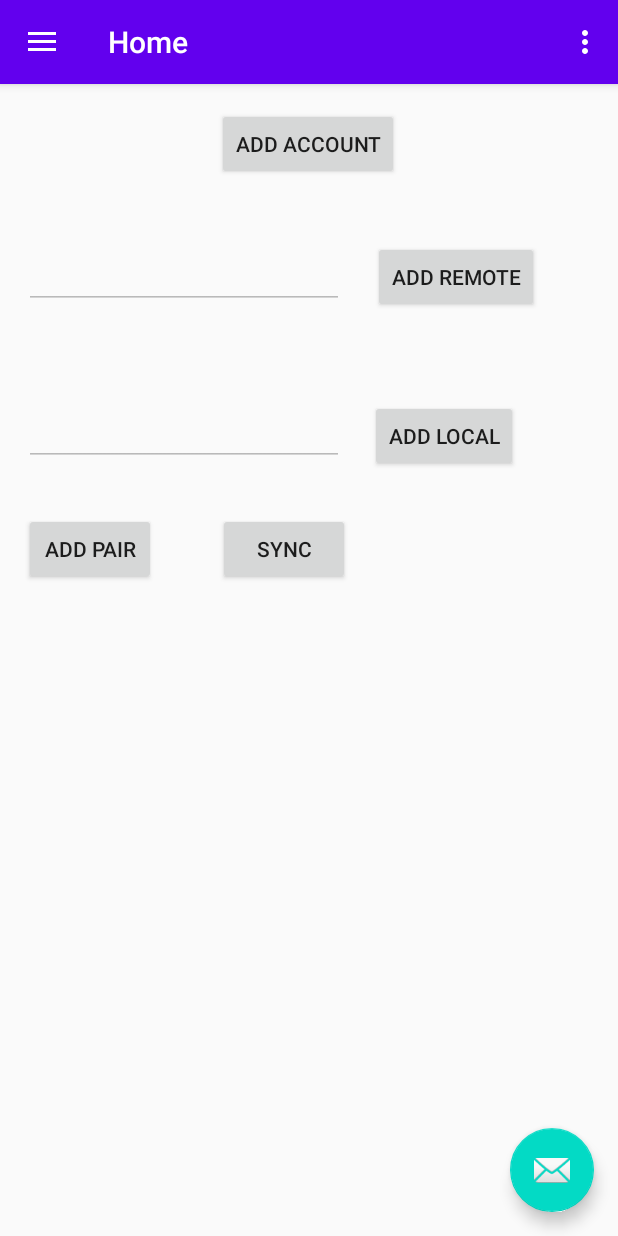
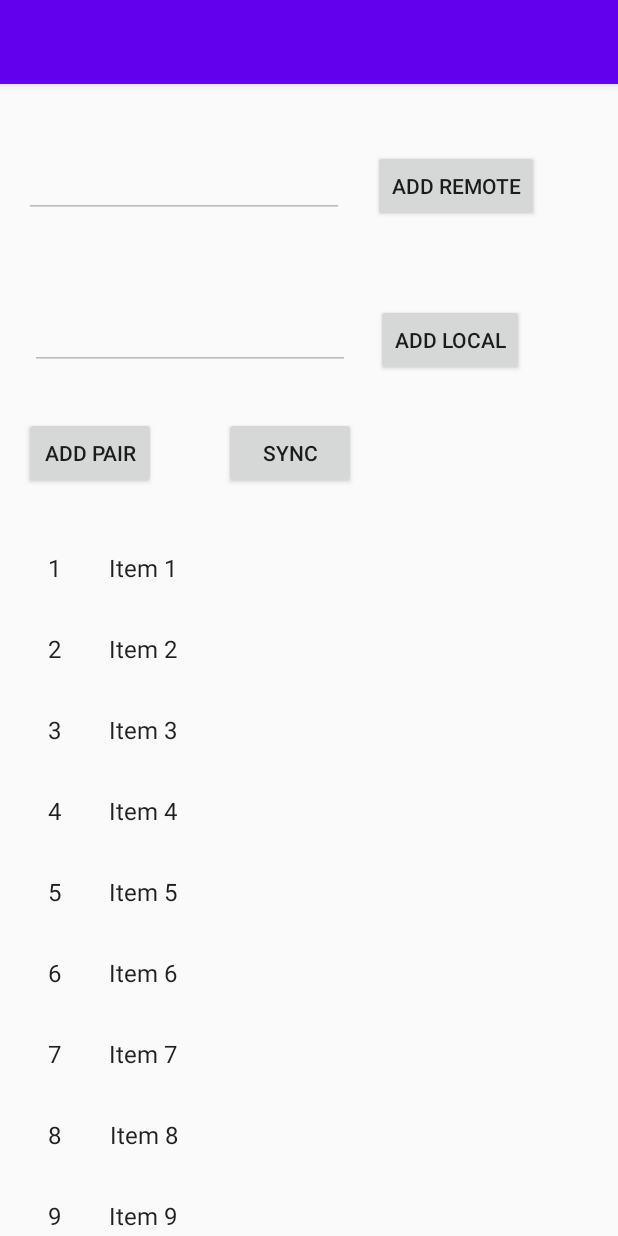
Before and after one commit to EduSFreitas/SyncFiles, an Android app: the screen it shows after launch (MainActivity), on a phone screen of 412 x 824 dp. Run offline under Robolectric (Android 15) with nearby library versions, the phone set to English and light mode, and no system bars; our stand-ins replace Room's generated code, Timber, navigation-ui; libraries missing offline, so code that uses them is left out: com.google.api.client, com.google.api.services; 3 statements that could not run were skipped.

Commit message:
Add a list for pairs of directories

```diff
--- a/app/build.gradle
+++ b/app/build.gradle
@@ -66,7 +66,8 @@ dependencies {
     // database
     def room_version = "2.2.5"
     implementation "androidx.room:room-runtime:$room_version"
-    kapt "androidx.room:room-compiler:$room_version" // For Kotlin use kapt instead of annotationProcessor
+    kapt "androidx.room:room-compiler:$room_version"
+    // For Kotlin use kapt instead of annotationProcessor
     // optional - Kotlin Extensions and Coroutines support for Room
     implementation "androidx.room:room-ktx:$room_version"
     // optional - RxJava support for Room
--- a/app/src/main/java/com/rafalk/syncfiles/FilesListFragment.kt
+++ b/app/src/main/java/com/rafalk/syncfiles/FilesListFragment.kt
@@ -36,6 +36,7 @@ class FilesListFragment : Fragment(), CoroutineScope by MainScope() {
     override fun onCreate(savedInstanceState: Bundle?) {
         super.onCreate(savedInstanceState)
         Timber.plant(Timber.DebugTree())
+        getGoogleDriveService()
     }
 
     override fun onCreateView(
@@ -43,7 +44,6 @@ class FilesListFragment : Fragment(), CoroutineScope by MainScope() {
         savedInstanceState: Bundle?
     ): View? {
         val view = inflater.inflate(R.layout.fragment_files_list, container, false)
-        getGoogleDriveService()
 
         // Set the adapter
         if (view is RecyclerView) {
--- a/app/src/main/java/com/rafalk/syncfiles/MainActivity.kt
+++ b/app/src/main/java/com/rafalk/syncfiles/MainActivity.kt
@@ -30,10 +30,12 @@ import com.google.api.services.drive.Drive
 import com.google.api.services.drive.DriveScopes
 import com.rafalk.syncfiles.database.AppDatabase
 import com.rafalk.syncfiles.database.DirsPair
+import com.rafalk.syncfiles.dummy.DummyContent
 import kotlinx.coroutines.*
 import timber.log.Timber
 
-class MainActivity : AppCompatActivity(), CoroutineScope by MainScope() {
+class MainActivity : AppCompatActivity(), CoroutineScope by MainScope(),
+    PairsListFragment.OnListFragmentInteractionListener {
 
     private lateinit var appBarConfiguration: AppBarConfiguration
     private lateinit var model: MainViewModel
@@ -68,32 +70,21 @@ class MainActivity : AppCompatActivity(), CoroutineScope by MainScope() {
         requestSignInToGoogleAccount()
 
         setContentView(R.layout.activity_main)
-        val toolbar: Toolbar = findViewById(R.id.toolbar)
-        setSupportActionBar(toolbar)
+//        val toolbar: Toolbar = findViewById(R.id.toolbar)
+//        setSupportActionBar(toolbar)
 
-        val fab: FloatingActionButton = findViewById(R.id.fab)
-        fab.setOnClickListener { view ->
-            Snackbar.make(view, "Replace with your own action", Snackbar.LENGTH_LONG)
-                .setAction("Action", null).show()
-        }
-        val drawerLayout: DrawerLayout = findViewById(R.id.drawer_layout)
-        val navView: NavigationView = findViewById(R.id.nav_view)
-        val navController = findNavController(R.id.nav_host_fragment)
-        // Passing each menu ID as a set of Ids because each
-        // menu should be considered as top level destinations.
-        appBarConfiguration = AppBarConfiguration(
-            setOf(
-                R.id.nav_home, R.id.nav_gallery, R.id.nav_slideshow
-            ), drawerLayout
-        )
-        setupActionBarWithNavController(navController, appBarConfiguration)
-        navView.setupWithNavController(navController)
-
-        val addAccountButton: Button = findViewById(R.id.add_account_button)
-        addAccountButton.setOnClickListener { view ->
-            Snackbar.make(view, "Elo", Snackbar.LENGTH_SHORT).show()
-            requestSignInToGoogleAccount()
-        }
+//        val drawerLayout: DrawerLayout = findViewById(R.id.drawer_layout)
+//        val navView: NavigationView = findViewById(R.id.nav_view)
+//        val navController = findNavController(R.id.nav_host_fragment)
+//        // Passing each menu ID as a set of Ids because each
+//        // menu should be considered as top level destinations.
+//        appBarConfiguration = AppBarConfiguration(
+//            setOf(
+//                R.id.nav_home, R.id.nav_gallery, R.id.nav_slideshow
+//            ), drawerLayout
+//        )
+//        setupActionBarWithNavController(navController, appBarConfiguration)
+//        navView.setupWithNavController(navController)
 
         val addDriveDirButton: Button = findViewById(R.id.add_remote_dir_button)
         addDriveDirButton.setOnClickListener {
@@ -153,10 +144,10 @@ class MainActivity : AppCompatActivity(), CoroutineScope by MainScope() {
         return true
     }
 
-    override fun onSupportNavigateUp(): Boolean {
-        val navController = findNavController(R.id.nav_host_fragment)
-        return navController.navigateUp(appBarConfiguration) || super.onSupportNavigateUp()
-    }
+//    override fun onSupportNavigateUp(): Boolean {
+//        val navController = findNavController(R.id.nav_host_fragment)
+//        return navController.navigateUp(appBarConfiguration) || super.onSupportNavigateUp()
+//    }
 
 
     override fun onActivityResult(requestCode: Int, resultCode: Int, result: Intent?) {
@@ -223,4 +214,9 @@ class MainActivity : AppCompatActivity(), CoroutineScope by MainScope() {
             .setApplicationName(getString(R.string.app_name))
             .build()
     }
+
+    override fun onListFragmentInteraction(item: DummyContent.DummyItem?) {
+
+
+    }
 }
--- /dev/null
+++ b/app/src/main/java/com/rafalk/syncfiles/MyPairRecyclerViewAdapter.kt
@@ -0,0 +1,63 @@
+package com.rafalk.syncfiles
+
+import androidx.recyclerview.widget.RecyclerView
+import android.view.LayoutInflater
+import android.view.View
+import android.view.ViewGroup
+import android.widget.TextView
+
+
+import com.rafalk.syncfiles.PairsListFragment.OnListFragmentInteractionListener
+import com.rafalk.syncfiles.dummy.DummyContent.DummyItem
+
+import kotlinx.android.synthetic.main.fragment_pair.view.*
+
+/**
+ * [RecyclerView.Adapter] that can display a [DummyItem] and makes a call to the
+ * specified [OnListFragmentInteractionListener].
+ * TODO: Replace the implementation with code for your data type.
+ */
+class MyPairRecyclerViewAdapter(
+    private val mValues: List<DummyItem>,
+    private val mListener: OnListFragmentInteractionListener?
+) : RecyclerView.Adapter<MyPairRecyclerViewAdapter.ViewHolder>() {
+
+    private val mOnClickListener: View.OnClickListener
+
+    init {
+        mOnClickListener = View.OnClickListener { v ->
+            val item = v.tag as DummyItem
+            // Notify the active callbacks interface (the activity, if the fragment is attached to
+            // one) that an item has been selected.
+            mListener?.onListFragmentInteraction(item)
+        }
+    }
+
+    override fun onCreateViewHolder(parent: ViewGroup, viewType: Int): ViewHolder {
+        val view = LayoutInflater.from(parent.context)
+            .inflate(R.layout.fragment_pair, parent, false)
+        return ViewHolder(view)
+    }
+
+    override fun onBindViewHolder(holder: ViewHolder, position: Int) {
+        val item = mValues[position]
+        holder.mIdView.text = item.id
+        holder.mContentView.text = item.content
+
+        with(holder.mView) {
+            tag = item
+            setOnClickListener(mOnClickListener)
+        }
+    }
+
+    override fun getItemCount(): Int = mValues.size
+
+    inner class ViewHolder(val mView: View) : RecyclerView.ViewHolder(mView) {
+        val mIdView: TextView = mView.item_number
+        val mContentView: TextView = mView.content
+
+        override fun toString(): String {
+            return super.toString() + " '" + mContentView.text + "'"
+        }
+    }
+}
--- /dev/null
+++ b/app/src/main/java/com/rafalk/syncfiles/PairsListFragment.kt
@@ -0,0 +1,99 @@
+package com.rafalk.syncfiles
+
+import android.content.Context
+import android.os.Bundle
+import androidx.fragment.app.Fragment
+import androidx.recyclerview.widget.GridLayoutManager
+import androidx.recyclerview.widget.LinearLayoutManager
+import androidx.recyclerview.widget.RecyclerView
+import android.view.LayoutInflater
+import android.view.View
+import android.view.ViewGroup
+
+import com.rafalk.syncfiles.dummy.DummyContent
+import com.rafalk.syncfiles.dummy.DummyContent.DummyItem
+
+/**
+ * A fragment representing a list of Items.
+ * Activities containing this fragment MUST implement the
+ * [PairsListFragment.OnListFragmentInteractionListener] interface.
+ */
+class PairsListFragment : Fragment() {
+
+    // TODO: Customize parameters
+    private var columnCount = 1
+
+    private var listener: OnListFragmentInteractionListener? = null
+
+    override fun onCreate(savedInstanceState: Bundle?) {
+        super.onCreate(savedInstanceState)
+
+        arguments?.let {
+            columnCount = it.getInt(ARG_COLUMN_COUNT)
+        }
+    }
+
+    override fun onCreateView(
+        inflater: LayoutInflater, container: ViewGroup?,
+        savedInstanceState: Bundle?
+    ): View? {
+        val view = inflater.inflate(R.layout.fragment_pair_list, container, false)
+
+        // Set the adapter
+        if (view is RecyclerView) {
+            with(view) {
+                layoutManager = when {
+                    columnCount <= 1 -> LinearLayoutManager(context)
+                    else -> GridLayoutManager(context, columnCount)
+                }
+                adapter = MyPairRecyclerViewAdapter(DummyContent.ITEMS, listener)
+            }
+        }
+        return view
+    }
+
+    override fun onAttach(context: Context) {
+        super.onAttach(context)
+        if (context is OnListFragmentInteractionListener) {
+            listener = context
+        } else {
+            throw RuntimeException(context.toString() + " must implement OnListFragmentInteractionListener")
+        }
+    }
+
+    override fun onDetach() {
+        super.onDetach()
+        listener = null
+    }
+
+    /**
+     * This interface must be implemented by activities that contain this
+     * fragment to allow an interaction in this fragment to be communicated
+     * to the activity and potentially other fragments contained in that
+     * activity.
+     *
+     *
+     * See the Android Training lesson
+     * [Communicating with Other Fragments](http://developer.android.com/training/basics/fragments/communicating.html)
+     * for more information.
+     */
+    interface OnListFragmentInteractionListener {
+        // TODO: Update argument type and name
+        fun onListFragmentInteraction(item: DummyItem?)
+    }
+
+    companion object {
+
+        // TODO: Customize parameter argument names
+        const val ARG_COLUMN_COUNT = "column-count"
+
+        // TODO: Customize parameter initialization
+        @JvmStatic
+        fun newInstance(columnCount: Int) =
+            PairsListFragment().apply {
+                arguments = Bundle().apply {
+                    putInt(ARG_COLUMN_COUNT, columnCount)
+                }
+            }
+    }
+}
--- /dev/null
+++ b/app/src/main/java/com/rafalk/syncfiles/dummy/DummyContent.kt
@@ -0,0 +1,57 @@
+package com.rafalk.syncfiles.dummy
+
+import java.util.ArrayList
+import java.util.HashMap
+
+/**
+ * Helper class for providing sample content for user interfaces created by
+ * Android template wizards.
+ *
+ * TODO: Replace all uses of this class before publishing your app.
+ */
+object DummyContent {
+
+    /**
+     * An array of sample (dummy) items.
+     */
+    val ITEMS: MutableList<DummyItem> = ArrayList()
+
+    /**
+     * A map of sample (dummy) items, by ID.
+     */
+    val ITEM_MAP: MutableMap<String, DummyItem> = HashMap()
+
+    private val COUNT = 25
+
+    init {
+        // Add some sample items.
+        for (i in 1..COUNT) {
+            addItem(createDummyItem(i))
+        }
+    }
+
+    private fun addItem(item: DummyItem) {
+        ITEMS.add(item)
+        ITEM_MAP.put(item.id, item)
+    }
+
+    private fun createDummyItem(position: Int): DummyItem {
+        return DummyItem(position.toString(), "Item " + position, makeDetails(position))
+    }
+
+    private fun makeDetails(position: Int): String {
+        val builder = StringBuilder()
+        builder.append("Details about Item: ").append(position)
+        for (i in 0..position - 1) {
+            builder.append("\nMore details information here.")
+        }
+        return builder.toString()
+    }
+
+    /**
+     * A dummy item representing a piece of content.
+     */
+    data class DummyItem(val id: String, val content: String, val details: String) {
+        override fun toString(): String = content
+    }
+}
--- a/app/src/main/res/layout/app_bar_main.xml
+++ b/app/src/main/res/layout/app_bar_main.xml
@@ -20,14 +20,6 @@
 
     </com.google.android.material.appbar.AppBarLayout>
 
-    <com.google.android.material.floatingactionbutton.FloatingActionButton
-        android:id="@+id/fab"
-        android:layout_width="wrap_content"
-        android:layout_height="wrap_content"
-        android:layout_gravity="bottom|end"
-        android:layout_margin="@dimen/fab_margin"
-        app:srcCompat="@android:drawable/ic_dialog_email" />
-
     <include layout="@layout/content_main" />
 
 </androidx.coordinatorlayout.widget.CoordinatorLayout>
--- a/app/src/main/res/layout/content_main.xml
+++ b/app/src/main/res/layout/content_main.xml
@@ -7,30 +7,6 @@
     app:layout_behavior="@string/appbar_scrolling_view_behavior"
     tools:showIn="@layout/app_bar_main">
 
-
-    <fragment
-        android:id="@+id/nav_host_fragment"
-        android:name="androidx.navigation.fragment.NavHostFragment"
-        android:layout_width="match_parent"
-        android:layout_height="match_parent"
-        app:defaultNavHost="true"
-        app:layout_constraintHorizontal_bias="0.0"
-        app:layout_constraintLeft_toLeftOf="parent"
-        app:layout_constraintRight_toRightOf="parent"
-        app:layout_constraintTop_toTopOf="parent"
-        app:navGraph="@navigation/mobile_navigation" />
-
-    <Button
-        android:id="@+id/add_account_button"
-        android:layout_width="wrap_content"
-        android:layout_height="wrap_content"
-        android:layout_marginTop="16dp"
-        android:text="@string/add_account"
-        app:layout_constraintEnd_toEndOf="parent"
-        app:layout_constraintHorizontal_bias="0.498"
-        app:layout_constraintStart_toStartOf="parent"
-        app:layout_constraintTop_toTopOf="parent" />
-
     <EditText
         android:id="@+id/remote_dir_text"
         android:layout_width="wrap_content"
@@ -38,12 +14,13 @@
         android:layout_marginStart="16dp"
         android:ems="10"
         android:enabled="false"
+        android:focusable="false"
         android:importantForAutofill="no"
         android:inputType="textPersonName"
         app:layout_constraintBottom_toBottomOf="parent"
         app:layout_constraintStart_toStartOf="parent"
         app:layout_constraintTop_toTopOf="parent"
-        app:layout_constraintVertical_bias="0.145" />
+        app:layout_constraintVertical_bias="0.061" />
 
     <Button
         android:id="@+id/add_remote_dir_button"
@@ -58,15 +35,16 @@
         android:id="@+id/local_dir_text"
         android:layout_width="wrap_content"
         android:layout_height="wrap_content"
-        android:layout_marginStart="16dp"
+        android:layout_marginStart="20dp"
         android:ems="10"
         android:enabled="false"
+        android:focusable="false"
         android:importantForAutofill="no"
         android:inputType="textPersonName"
         app:layout_constraintBottom_toBottomOf="parent"
         app:layout_constraintStart_toStartOf="parent"
         app:layout_constraintTop_toTopOf="parent"
-        app:layout_constraintVertical_bias="0.29" />
+        app:layout_constraintVertical_bias="0.201" />
 
     <Button
         android:id="@+id/add_local_dir_button"
@@ -97,4 +75,25 @@
         app:layout_constraintBaseline_toBaselineOf="@+id/sync_button"
         app:layout_constraintStart_toStartOf="parent" />
 
+    <fragment
+        android:id="@+id/fragment2"
+        android:name="com.rafalk.syncfiles.PairsListFragment"
+        android:layout_width="wrap_content"
+        android:layout_height="wrap_content"
+        android:layout_marginStart="16dp"
+        android:layout_marginTop="25dp"
+        app:layout_constraintStart_toStartOf="parent"
+        app:layout_constraintTop_toBottomOf="@+id/add_pair" />
+    <!--    <fragment-->
+    <!--        android:id="@+id/nav_host_fragment"-->
+    <!--        android:name="androidx.navigation.fragment.NavHostFragment"-->
+    <!--        android:layout_width="match_parent"-->
+    <!--        android:layout_height="match_parent"-->
+    <!--        app:defaultNavHost="true"-->
+    <!--        app:layout_constraintHorizontal_bias="0.0"-->
+    <!--        app:layout_constraintLeft_toLeftOf="parent"-->
+    <!--        app:layout_constraintRight_toRightOf="parent"-->
+    <!--        app:layout_constraintTop_toTopOf="parent"-->
+    <!--        app:navGraph="@navigation/mobile_navigation" />-->
+
 </androidx.constraintlayout.widget.ConstraintLayout>
--- a/app/src/main/res/layout/fragment_home.xml
+++ b/app/src/main/res/layout/fragment_home.xml
@@ -5,22 +5,4 @@
     android:layout_width="match_parent"
     android:layout_height="match_parent"
     tools:context=".ui.home.HomeFragment">
-
-    <TextView
-        android:id="@+id/text_home"
-        android:layout_width="match_parent"
-        android:layout_height="wrap_content"
-        android:layout_marginStart="8dp"
-        android:layout_marginTop="8dp"
-        android:layout_marginEnd="8dp"
-        android:textAlignment="center"
-        android:textSize="20sp"
-        app:layout_constraintBottom_toBottomOf="parent"
-        app:layout_constraintEnd_toEndOf="parent"
-        app:layout_constraintHorizontal_bias="1.0"
-        app:layout_constraintStart_toStartOf="parent"
-        app:layout_constraintTop_toTopOf="parent"
-        app:layout_constraintVertical_bias="0.991" />
-
-
 </androidx.constraintlayout.widget.ConstraintLayout>
--- /dev/null
+++ b/app/src/main/res/layout/fragment_pair.xml
@@ -0,0 +1,20 @@
+<?xml version="1.0" encoding="utf-8"?>
+<LinearLayout xmlns:android="http://schemas.android.com/apk/res/android"
+    android:layout_width="wrap_content"
+    android:layout_height="wrap_content"
+    android:orientation="horizontal">
+
+    <TextView
+        android:id="@+id/item_number"
+        android:layout_width="wrap_content"
+        android:layout_height="wrap_content"
+        android:layout_margin="@dimen/text_margin"
+        android:textAppearance="?attr/textAppearanceListItem" />
+
+    <TextView
+        android:id="@+id/content"
+        android:layout_width="wrap_content"
+        android:layout_height="wrap_content"
+        android:layout_margin="@dimen/text_margin"
+        android:textAppearance="?attr/textAppearanceListItem" />
+</LinearLayout>
--- /dev/null
+++ b/app/src/main/res/layout/fragment_pair_list.xml
@@ -0,0 +1,13 @@
+<?xml version="1.0" encoding="utf-8"?>
+<androidx.recyclerview.widget.RecyclerView xmlns:android="http://schemas.android.com/apk/res/android"
+    xmlns:app="http://schemas.android.com/apk/res-auto"
+    xmlns:tools="http://schemas.android.com/tools"
+    android:id="@+id/list"
+    android:name="com.rafalk.syncfiles.PairFragment"
+    android:layout_width="match_parent"
+    android:layout_height="match_parent"
+    android:layout_marginLeft="16dp"
+    android:layout_marginRight="16dp"
+    app:layoutManager="LinearLayoutManager"
+    tools:context=".PairsListFragment"
+    tools:listitem="@layout/fragment_pair" />
--- a/app/src/main/res/values/strings.xml
+++ b/app/src/main/res/values/strings.xml
@@ -12,7 +12,6 @@
     <string name="menu_slideshow">Slideshow</string>
 
     <string name="home_second">Home Second</string>
-    <string name="add_account">Add account</string>
     <string name="title_activity_system_files">SystemFilesActivity</string>
     <!-- Strings used for fragments for navigation -->
     <string name="first_fragment_label">First Fragment</string>
```
Also changed, not shown: app/src/main/java/com/rafalk/syncfiles/ui/home/HomeFragment.kt (+3 -4 lines).
